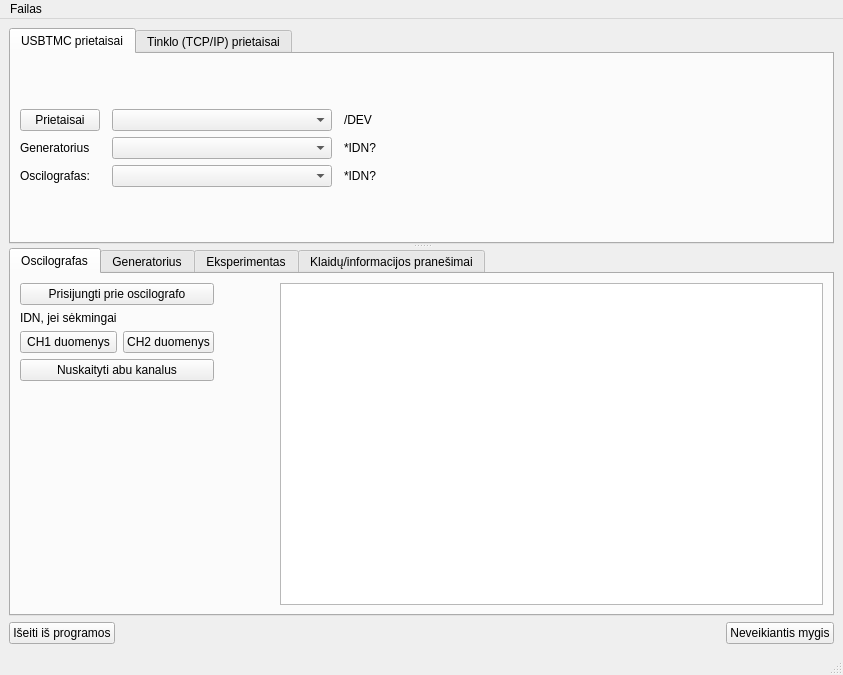
userIsTaken/TryUSB, file UIfiles/GUIThread.ui: the form before one commit.
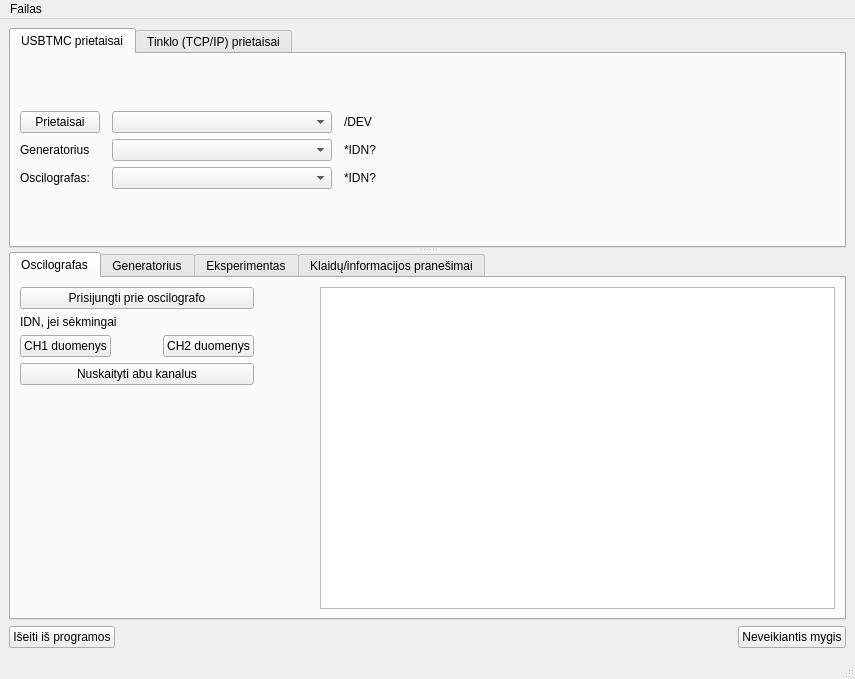
The form after the commit. Custom widgets are drawn as their Qt base class.

```diff
--- a/UIfiles/GUIThread.ui
+++ b/UIfiles/GUIThread.ui
@@ -6,8 +6,8 @@
    <rect>
     <x>0</x>
     <y>0</y>
-    <width>843</width>
-    <height>675</height>
+    <width>855</width>
+    <height>679</height>
    </rect>
   </property>
   <property name="windowTitle">
@@ -323,15 +323,15 @@
         <attribute name="title">
          <string>Oscilografas</string>
         </attribute>
-        <layout class="QGridLayout" name="gridLayout_8">
-         <item row="0" column="0" colspan="2">
+        <layout class="QGridLayout" name="gridLayout_9">
+         <item row="0" column="0">
           <widget class="QPushButton" name="connectToOscilograph_button">
            <property name="text">
             <string>Prisijungti prie oscilografo</string>
            </property>
           </widget>
          </item>
-         <item row="0" column="2">
+         <item row="0" column="1">
           <spacer name="horizontalSpacer_10">
            <property name="orientation">
             <enum>Qt::Horizontal</enum>
@@ -347,7 +347,7 @@
            </property>
           </spacer>
          </item>
-         <item row="0" column="3" rowspan="5">
+         <item row="0" column="2" rowspan="4">
           <widget class="PlotWidget" name="dataViewWidget">
            <property name="minimumSize">
             <size>
@@ -358,13 +358,59 @@
           </widget>
          </item>
          <item row="1" column="0">
-          <widget class="QLabel" name="idn_label_oscilograph">
-           <property name="text">
-            <string>IDN, jei sėkmingai</string>
-           </property>
-          </widget>
+          <layout class="QGridLayout" name="gridLayout_8">
+           <item row="0" column="0" colspan="3">
+            <widget class="QLabel" name="idn_label_oscilograph">
+             <property name="sizePolicy">
+              <sizepolicy hsizetype="Fixed" vsizetype="Preferred">
+               <horstretch>0</horstretch>
+               <verstretch>0</verstretch>
+              </sizepolicy>
+             </property>
+             <property name="minimumSize">
+              <size>
+               <width>220</width>
+               <height>0</height>
+              </size>
+             </property>
+             <property name="text">
+              <string>IDN, jei sėkmingai</string>
+             </property>
+            </widget>
+           </item>
+           <item row="1" column="0">
+            <widget class="QPushButton" name="getVoltsFromCH1_button">
+             <property name="text">
+              <string>CH1 duomenys</string>
+             </property>
+            </widget>
+           </item>
+           <item row="1" column="1">
+            <spacer name="horizontalSpacer_11">
+             <property name="orientation">
+              <enum>Qt::Horizontal</enum>
+             </property>
+             <property name="sizeType">
+              <enum>QSizePolicy::Fixed</enum>
+             </property>
+             <property name="sizeHint" stdset="0">
+              <size>
+               <width>40</width>
+               <height>20</height>
+              </size>
+             </property>
+            </spacer>
+           </item>
+           <item row="1" column="2">
+            <widget class="QPushButton" name="getVoltasFromCH2_button">
+             <property name="text">
+              <string>CH2 duomenys</string>
+             </property>
+            </widget>
+           </item>
+          </layout>
          </item>
-         <item row="1" column="2" rowspan="4">
+         <item row="1" column="1" rowspan="3">
           <spacer name="verticalSpacer_3">
            <property name="orientation">
             <enum>Qt::Vertical</enum>
@@ -378,27 +424,13 @@
           </spacer>
          </item>
          <item row="2" column="0">
-          <widget class="QPushButton" name="getVoltsFromCH1_button">
-           <property name="text">
-            <string>CH1 duomenys</string>
-           </property>
-          </widget>
-         </item>
-         <item row="2" column="1">
-          <widget class="QPushButton" name="getVoltasFromCH2_button">
-           <property name="text">
-            <string>CH2 duomenys</string>
-           </property>
-          </widget>
-         </item>
-         <item row="3" column="0" colspan="2">
           <widget class="QPushButton" name="getDatafromBothChannels_button">
            <property name="text">
             <string>Nuskaityti abu kanalus</string>
            </property>
           </widget>
          </item>
-         <item row="4" column="0">
+         <item row="3" column="0">
           <spacer name="verticalSpacer_2">
            <property name="orientation">
             <enum>Qt::Vertical</enum>
@@ -552,8 +584,8 @@
     <rect>
      <x>0</x>
      <y>0</y>
-     <width>843</width>
-     <height>23</height>
+     <width>855</width>
+     <height>28</height>
     </rect>
    </property>
    <widget class="QMenu" name="menuFailas">
```
